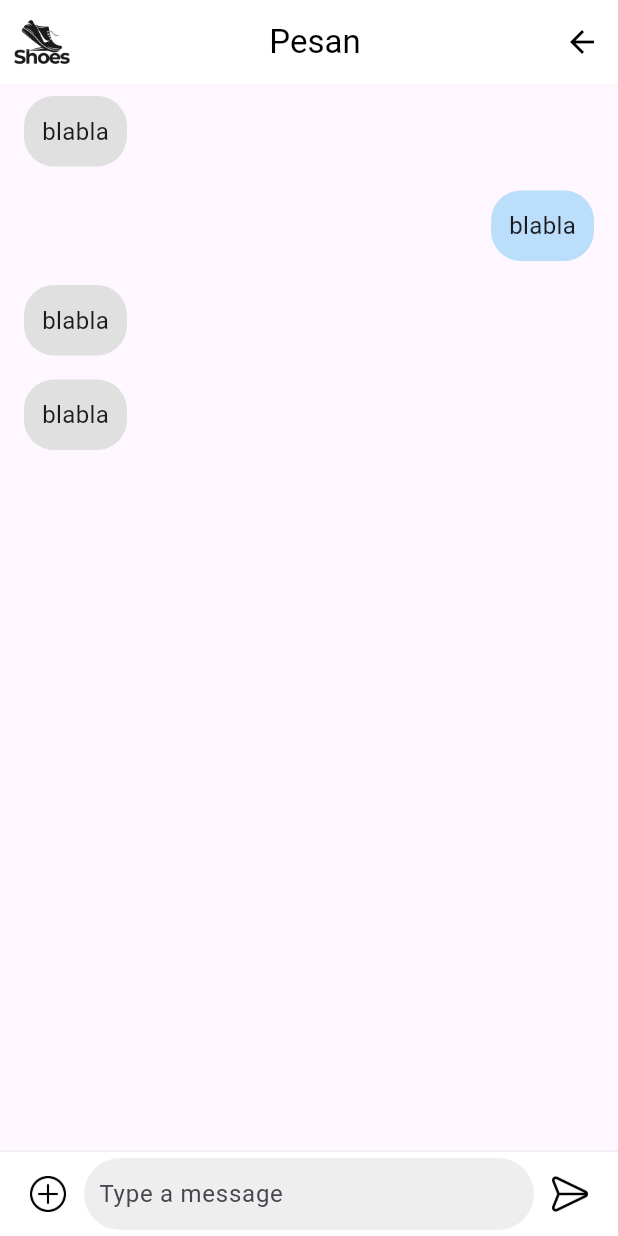
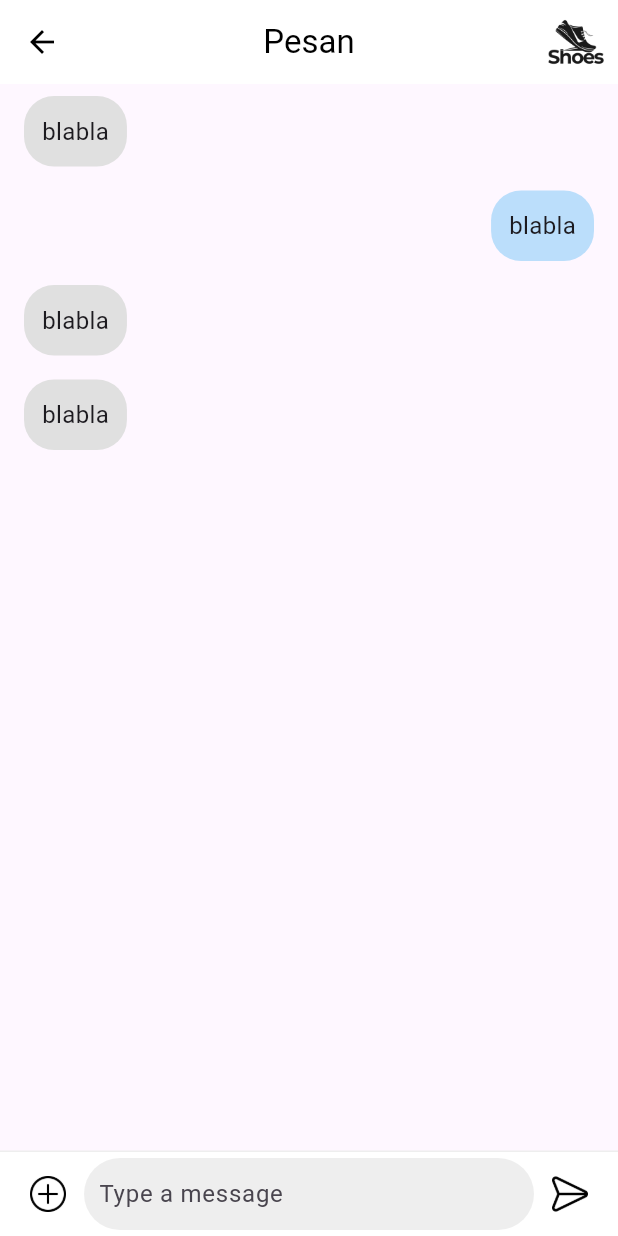
Before and after one commit to Eosiner/Shoes, a Flutter app: the pesan screen opened directly, on a phone screen of 412 x 824 dp. Run offline on Flutter 3.47's test engine with Material 3 defaults, Android fonts, the phone set to English and light mode, and no system bars.

Commit message:
pesan & scanqr update change position arrow and logo

```diff
--- a/lib/views/pesan.dart
+++ b/lib/views/pesan.dart
@@ -14,17 +14,17 @@ class pesan extends StatelessWidget {
       appBar: AppBar(
         backgroundColor: Colors.white,
         elevation: 0,
-        leading: Image.asset('assets/shoeslogo.jpg'),
+        leading: IconButton(
+          icon: const Icon(Icons.arrow_back, color: Colors.black), // Ubah ikon menjadi panah maju
+          onPressed: () {
+            // Handle forward button press
+          },
+        ),
         title: const Center(
           child: Text('Pesan', style: TextStyle(color: Colors.black)),
         ),
         actions: [
-          IconButton(
-            icon: const Icon(Icons.arrow_back, color: Colors.black),
-            onPressed: () {
-              // Handle back button press
-            },
-          ),
+          Image.asset('assets/shoeslogo.jpg'), // Pindahkan logo sepatu ke actions
         ],
       ),
       body: Column(
```
Also changed, not shown: lib/views/scanqr.dart (+18 -16 lines).
